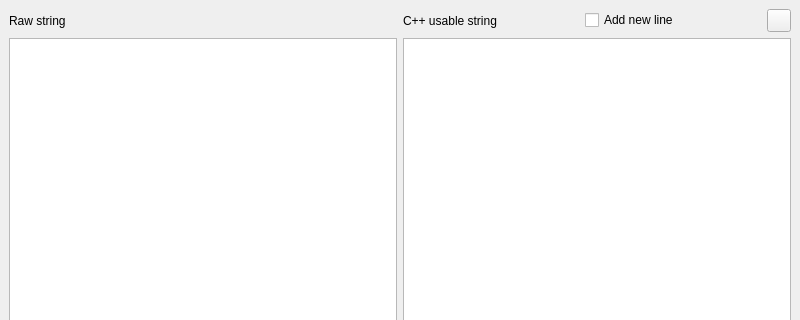
Qt form src/mainwindow.ui (hbtalha/ToCppHardcodedString) before a commit; both pictures show x 0 to 800 and y 0 to 320 of the 800 by 600 pixel window.
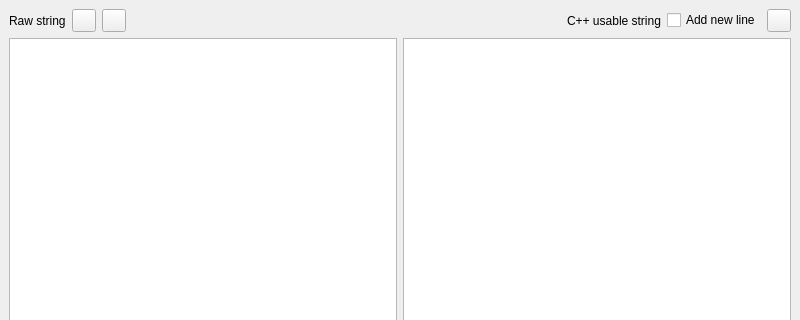
The same form after that commit.

Commit message: added utility buttons to paste text and clear text

Patch:
```diff
--- a/src/mainwindow.ui
+++ b/src/mainwindow.ui
@@ -14,10 +14,12 @@
    <string>MainWindow</string>
   </property>
   <widget class="QWidget" name="centralwidget">
-   <layout class="QHBoxLayout" name="horizontalLayout_4">
+   <layout class="QVBoxLayout" name="verticalLayout_2">
     <item>
      <layout class="QVBoxLayout" name="verticalLayout">
       <item>
+       <layout class="QHBoxLayout" name="horizontalLayout_4">
+        <item>
        <layout class="QHBoxLayout" name="horizontalLayout_2">
         <item>
          <widget class="QLabel" name="label">
@@ -25,6 +27,35 @@
            <string>Raw string</string>
           </property>
          </widget>
+          </item>
+          <item>
+           <widget class="QToolButton" name="paste_button">
+            <property name="text">
+             <string/>
+            </property>
+           </widget>
+          </item>
+          <item>
+           <widget class="QToolButton" name="clear_button">
+            <property name="text">
+             <string/>
+            </property>
+           </widget>
+          </item>
+          <item>
+           <spacer name="horizontalSpacer">
+            <property name="orientation">
+             <enum>Qt::Horizontal</enum>
+            </property>
+            <property name="sizeHint" stdset="0">
+             <size>
+              <width>40</width>
+              <height>20</height>
+             </size>
+            </property>
+           </spacer>
+          </item>
+         </layout>
         </item>
         <item>
          <layout class="QHBoxLayout" name="horizontalLayout">
```
Lines whose indentation alone changed are shown as unchanged. The commit also changes 2 other files.
